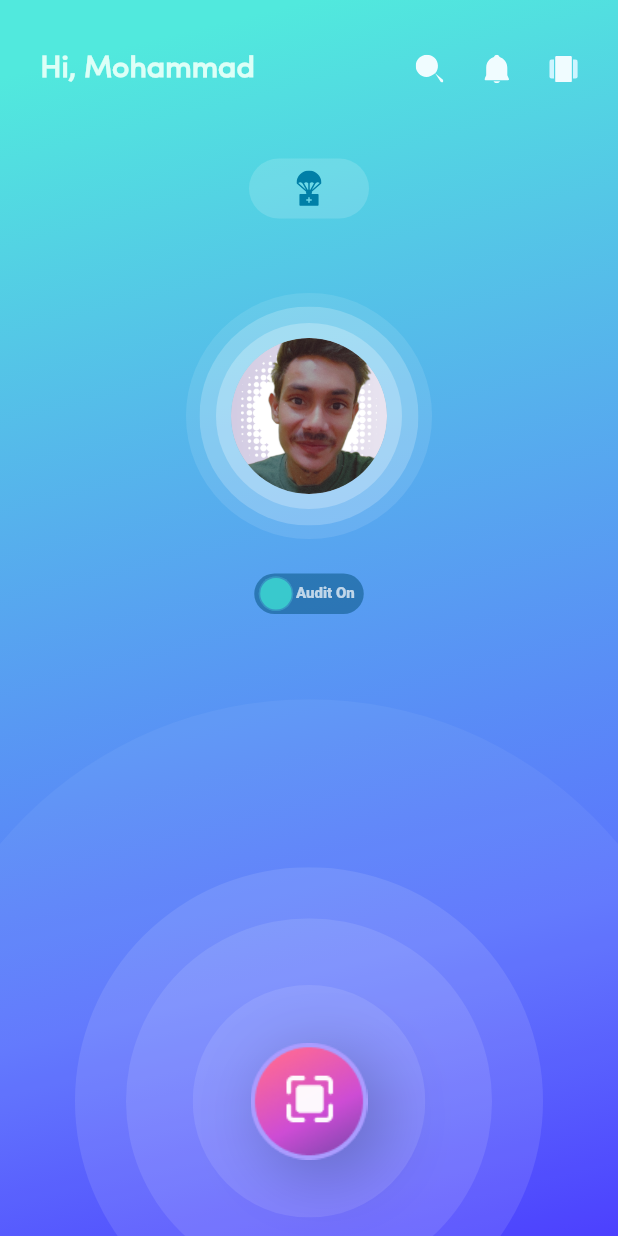
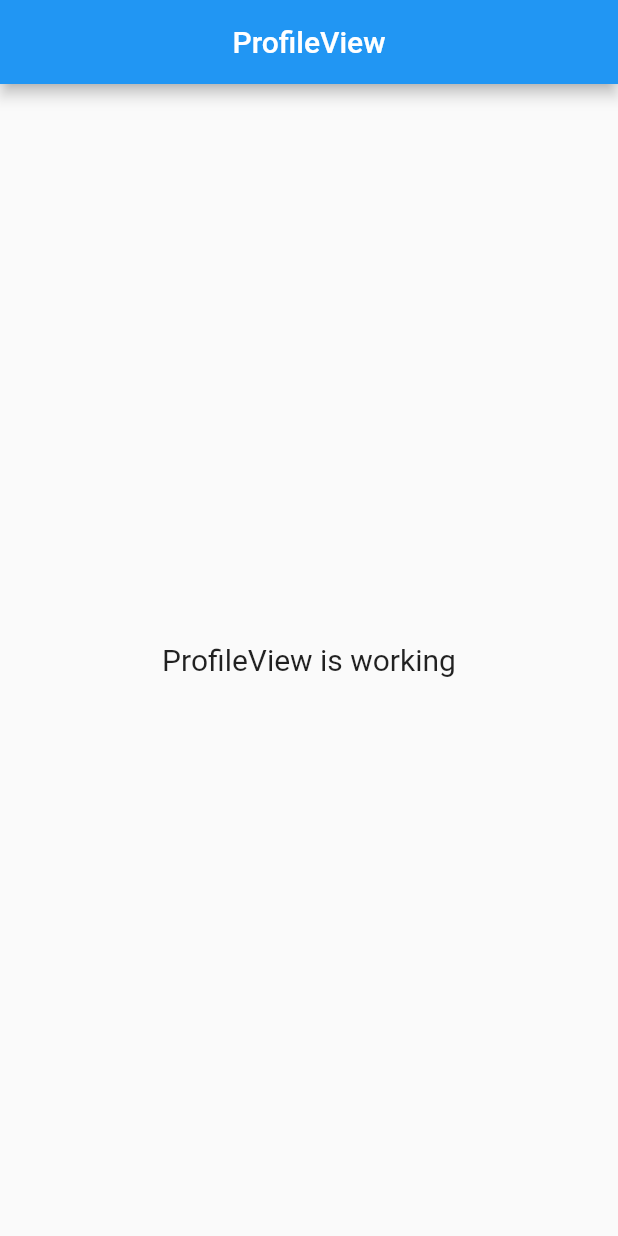
Before and after one commit to Suheb786/DiGi-Tag, a Flutter app: the screen it shows after launch, on a phone screen of 412 x 824 dp. Run offline on Flutter 3.47's test engine with Material 2 defaults, Android fonts, the phone set to English and light mode, and no system bars; drawn by our look-alikes of flutter_switch, flutter_zoom_drawer; our stand-ins replace firebase_core, flutter_svg, get; missing offline and left inert: dart:ffi; accounts and stored records are empty.

Commit message:
profilepage intiated

```diff
--- a/lib/app/Decoration/widgets.dart
+++ b/lib/app/Decoration/widgets.dart
@@ -1,6 +1,7 @@
 //?-----------------Imported Packages -------------------------//
 
 import 'package:digitag/app/Decoration/text/text.dart';
+import 'package:digitag/app/routes/app_pages.dart';
 import 'package:flutter/cupertino.dart';
 import 'package:flutter/material.dart';
 import 'package:flutter_svg/flutter_svg.dart';
@@ -144,7 +145,9 @@ class IconStack extends StatelessWidget {
               ),
             ),
             InkWell(
-              onTap: () {},
+              onTap: () {
+                Get.to(Routes.LOGIN);
+              },
               child: const OverflowBox(
                 maxWidth: 78,
                 maxHeight: 78,
--- a/lib/app/modules/home/views/home_view.dart
+++ b/lib/app/modules/home/views/home_view.dart
@@ -68,11 +68,11 @@ class HomeView extends GetView<HomeController> {
                           print("Audit Off");
                         }
                       },
-                      valueFontSize: 10,
+                      valueFontSize: 9,
                       showOnOff: true,
                       inactiveText: "Audit On",
                       activeText: "OFF",
-                      width: 73,
+                      width: 75,
                       height: 27,
                       inactiveColor: Color(0x80004E79),
                       activeColor: Color(0x80004E79),
--- /dev/null
+++ b/lib/app/modules/profile/views/profile_view.dart
@@ -0,0 +1,23 @@
+import 'package:flutter/material.dart';
+
+import 'package:get/get.dart';
+
+import '../controllers/profile_controller.dart';
+
+class ProfileView extends GetView<ProfileController> {
+  @override
+  Widget build(BuildContext context) {
+    return Scaffold(
+      appBar: AppBar(
+        title: Text('ProfileView'),
+        centerTitle: true,
+      ),
+      body: Center(
+        child: Text(
+          'ProfileView is working',
+          style: TextStyle(fontSize: 20),
+        ),
+      ),
+    );
+  }
+}
--- a/lib/app/routes/app_routes.dart
+++ b/lib/app/routes/app_routes.dart
@@ -6,6 +6,7 @@ abstract class Routes {
   static const HOME = _Paths.HOME;
   static const LOGIN = _Paths.LOGIN;
   static const DRAWER = _Paths.DRAWER;
+  static const PROFILE = _Paths.PROFILE;
 }
 
 abstract class _Paths {
@@ -13,4 +14,5 @@ abstract class _Paths {
   static const HOME = '/home';
   static const LOGIN = '/login';
   static const DRAWER = '/drawer';
+  static const PROFILE = '/profile';
 }
```
Also changed, not shown: lib/app/modules/drawer/views/drawer_view.dart (+14 -13 lines), lib/app/modules/profile/bindings/profile_binding.dart (added, +12 -0 lines), lib/app/modules/profile/controllers/profile_controller.dart (added, +20 -0 lines), lib/app/routes/app_pages.dart (+8 -1 lines).
